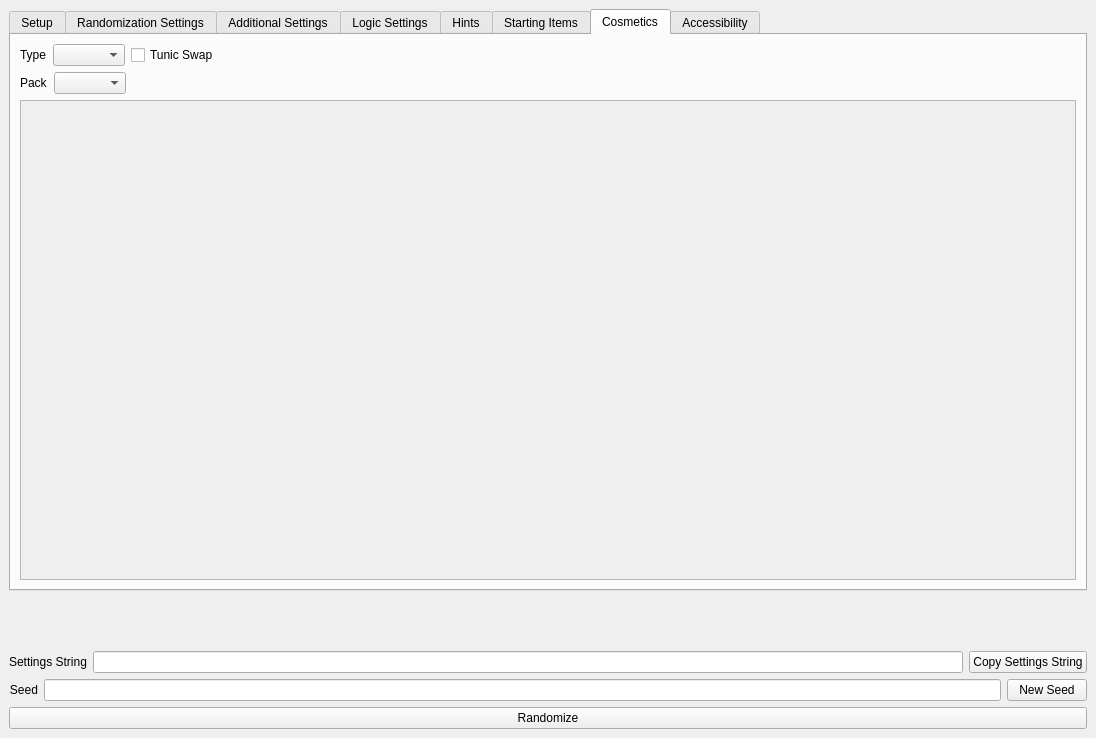
Before: the Qt Designer form gui/randogui.ui in ssrando/ssrando, drawn with Qt 5.
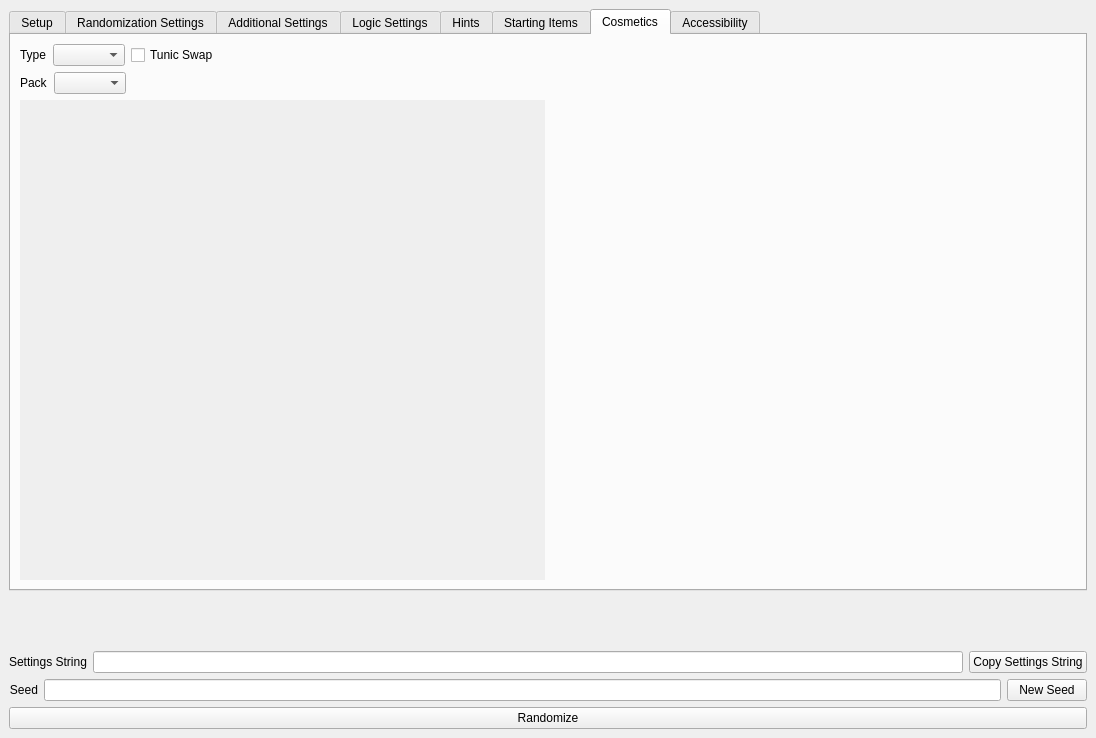
After: the same form once the commit is applied.

Commit message: Add previews (with temp link preview)

What changed in the file:
```diff
--- a/gui/randogui.ui
+++ b/gui/randogui.ui
@@ -2224,20 +2224,37 @@
          </layout>
         </item>
         <item>
-         <widget class="QScrollArea" name="scrollArea">
+         <layout class="QHBoxLayout" name="horizontalLayout_14">
+          <item>
+           <widget class="QScrollArea" name="scrollArea_2">
+            <property name="contextMenuPolicy">
+             <enum>Qt::PreventContextMenu</enum>
+            </property>
+            <property name="frameShape">
+             <enum>QFrame::NoFrame</enum>
+            </property>
+            <property name="frameShadow">
+             <enum>QFrame::Plain</enum>
+            </property>
+            <property name="verticalScrollBarPolicy">
+             <enum>Qt::ScrollBarAsNeeded</enum>
+            </property>
           <property name="widgetResizable">
            <bool>true</bool>
           </property>
-          <widget class="QWidget" name="scrollAreaWidgetContents_3">
+            <property name="alignment">
+             <set>Qt::AlignLeading|Qt::AlignLeft|Qt::AlignVCenter</set>
+            </property>
+            <widget class="QWidget" name="scrollAreaWidgetContents_5">
            <property name="geometry">
             <rect>
              <x>0</x>
              <y>0</y>
-             <width>1052</width>
+               <width>523</width>
              <height>459</height>
             </rect>
            </property>
-           <layout class="QVBoxLayout" name="verticalLayout_32">
+             <layout class="QVBoxLayout" name="verticalLayout_34">
             <item>
              <layout class="QVBoxLayout" name="vlay_texture_colors">
               <item>
@@ -2253,11 +2270,50 @@
                 </property>
                </spacer>
               </item>
+                <item>
+                 <spacer name="horizontalSpacer_4">
+                  <property name="orientation">
+                   <enum>Qt::Horizontal</enum>
+                  </property>
+                  <property name="sizeHint" stdset="0">
+                   <size>
+                    <width>40</width>
+                    <height>20</height>
+                   </size>
+                  </property>
+                 </spacer>
+                </item>
              </layout>
             </item>
            </layout>
           </widget>
          </widget>
+          </item>
+          <item>
+           <layout class="QVBoxLayout" name="verticalLayout_35">
+            <item>
+             <layout class="QHBoxLayout" name="hlay_preview">
+              <item>
+               <widget class="QLabel" name="label_preview_image">
+                <property name="sizePolicy">
+                 <sizepolicy hsizetype="Expanding" vsizetype="Expanding">
+                  <horstretch>0</horstretch>
+                  <verstretch>0</verstretch>
+                 </sizepolicy>
+                </property>
+                <property name="text">
+                 <string/>
+                </property>
+                <property name="alignment">
+                 <set>Qt::AlignCenter</set>
+                </property>
+               </widget>
+              </item>
+             </layout>
+            </item>
+           </layout>
+          </item>
+         </layout>
         </item>
        </layout>
       </widget>
```
Lines whose indentation alone changed are shown as unchanged. The commit also changes 6 other files.
